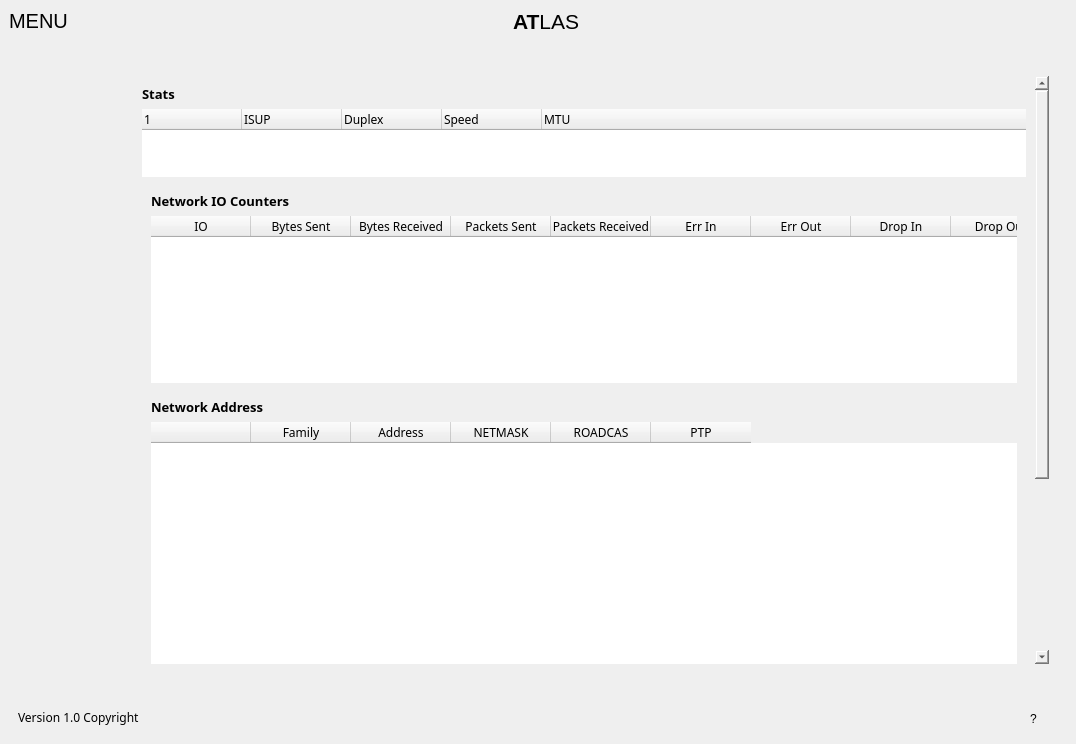
Qt form files/dashboard.ui (KramStyles/atlas) before a commit.
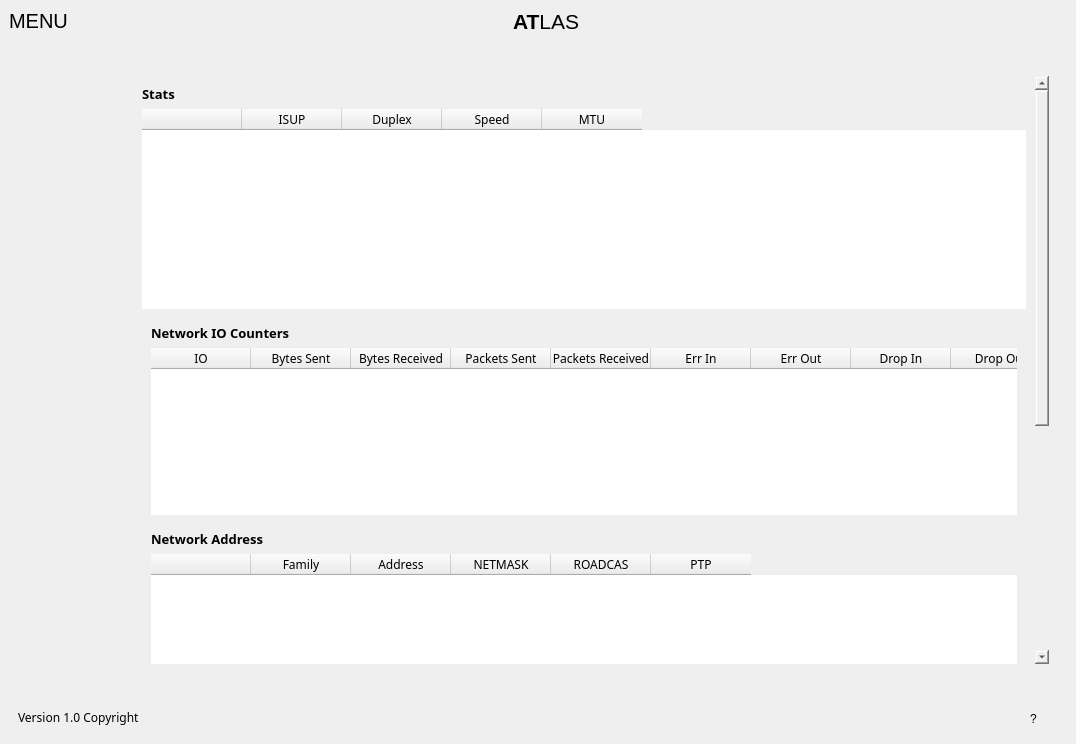
The same form after that commit. The open tabs and pages were chosen to show the change. Icons and pictures are not drawn. Custom widgets are drawn as their Qt base class.

Commit message: network part 1

The edit to the form file:
```diff
--- a/files/dashboard.ui
+++ b/files/dashboard.ui
@@ -1550,8 +1550,8 @@
                   <rect>
                    <x>0</x>
                    <y>0</y>
-                   <width>241</width>
-                   <height>879</height>
+                   <width>886</width>
+                   <height>996</height>
                   </rect>
                  </property>
                  <layout class="QVBoxLayout" name="verticalLayout_13">
@@ -1571,7 +1571,13 @@
                    </widget>
                   </item>
                   <item>
-                   <widget class="QTreeWidget" name="treeWidget_3">
+                   <widget class="QTableWidget" name="tblNetStats">
+                    <property name="minimumSize">
+                     <size>
+                      <width>0</width>
+                      <height>200</height>
+                     </size>
+                    </property>
                     <column>
                      <property name="text">
                       <string/>
```
Left out of the diff: 8 changed lines with no effect on the pictures. The commit also changes 2 other files.
